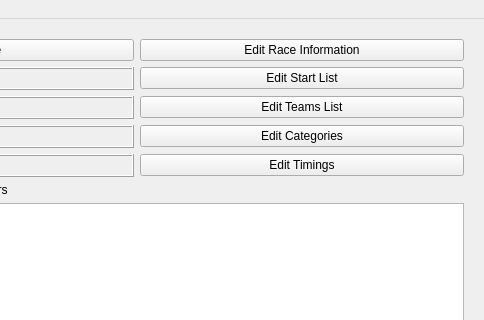
This is chronorace.ui in flinco/LBChronoRace as Qt 5 draws it before an edit; both pictures show x 540 to 1024 and y 0 to 320 of the 1024 by 768 pixel window. The edited form follows.
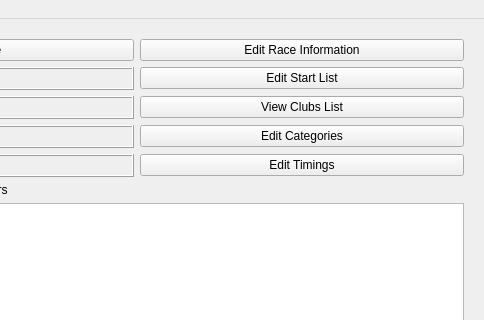
This is the edited form. Icons and pictures are not drawn.

Commit message:
Club and Team are now separate details
This makes it possible to distinguish between Teams from the same Club, while maintaining the possibility of creating rankings per club (that in the UI are called 'Team Rankings').

Patch:
```diff
--- a/chronorace.ui
+++ b/chronorace.ui
@@ -66,7 +66,7 @@
          <string>See the list of the teams (that cannot be changed)</string>
         </property>
         <property name="text">
-         <string>Edit Teams List</string>
+         <string>View Clubs List</string>
         </property>
         <property name="icon">
          <iconset resource="materialicons.qrc">
```
Left out of the diff: 10 changed lines with no effect on the pictures. The commit also changes 25 other files.
